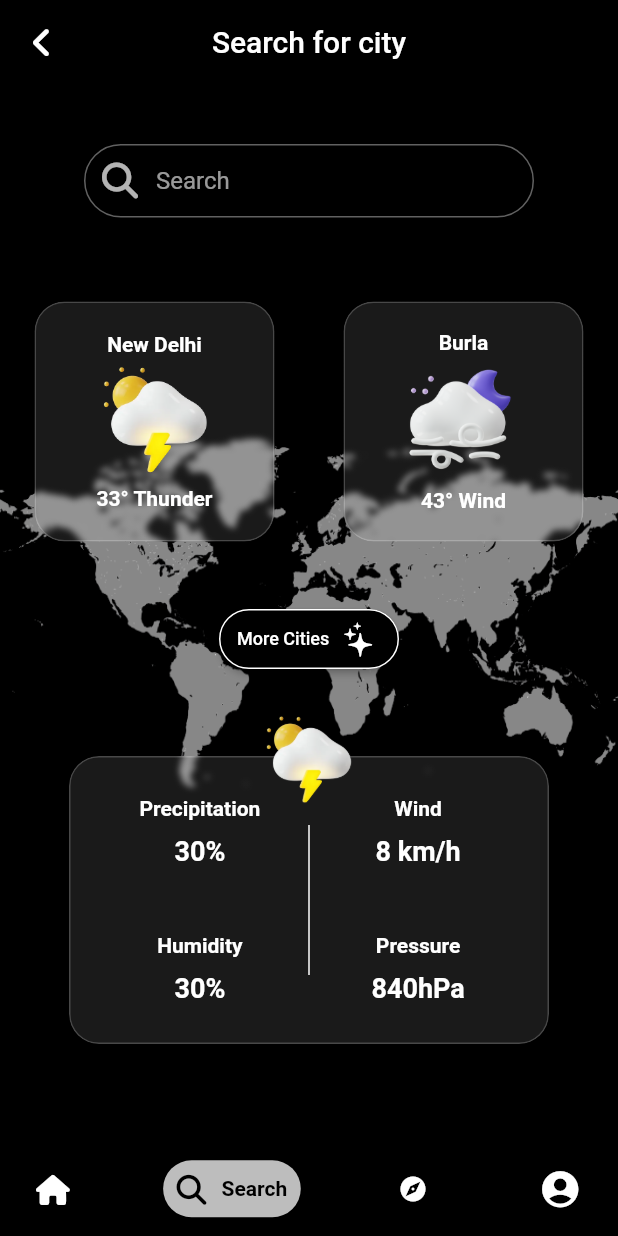
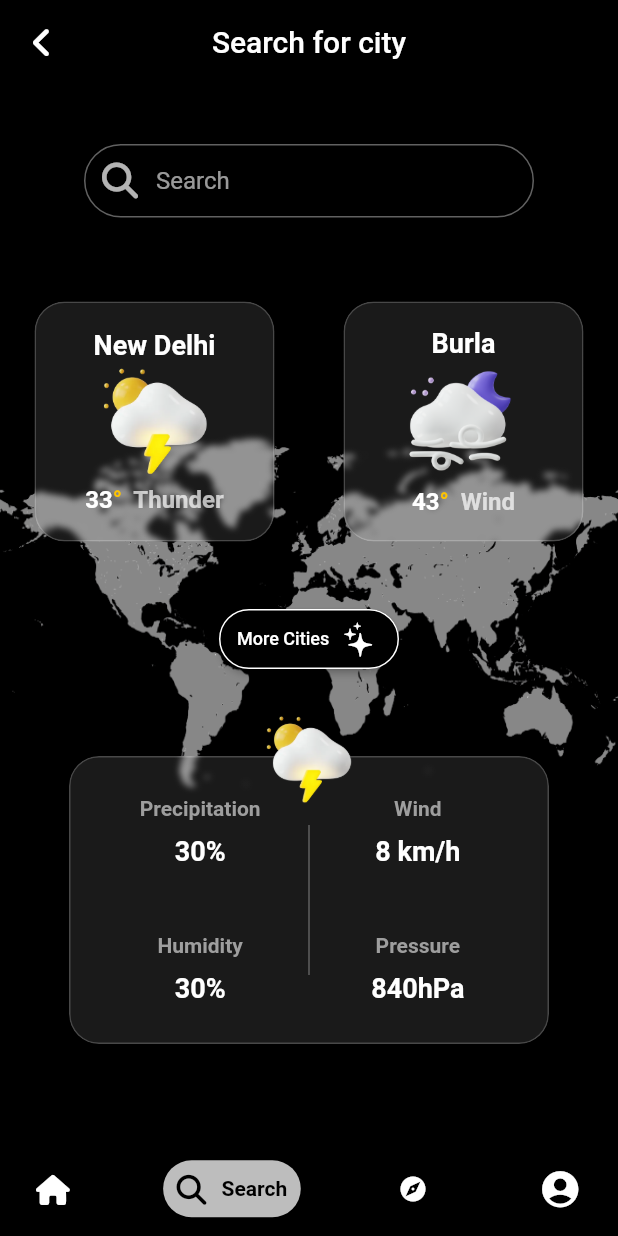
Before and after one commit to EnigmaTasks/WeatherApp, a Flutter app: the screen it shows after launch, item 2 of the bottom bar chosen, on a phone screen of 412 x 824 dp. Run offline on Flutter 3.47's test engine with Material 2 defaults, Android fonts, the phone set to English and light mode, and no system bars; drawn by our look-alikes of google_nav_bar; our stand-ins replace font_awesome_flutter, geocoding, google_fonts, location; missing offline and left inert: dark_light_button.

Commit message:
font color, size changed

```diff
--- a/lib/Ankush/HomePage.dart
+++ b/lib/Ankush/HomePage.dart
@@ -45,11 +45,20 @@ class _HomePageState extends State<HomePage> {
         const SizedBox(
           height: 15,
         ),
-        Text(
-          '  13\u00B0',
-          style:
-              GoogleFonts.aBeeZee(fontSize: 100, fontWeight: FontWeight.bold),
-        ),
+        Row(mainAxisAlignment: MainAxisAlignment.center, children: [
+          Text(
+            '  13',
+            style:
+                GoogleFonts.aBeeZee(fontSize: 100, fontWeight: FontWeight.bold),
+          ),
+          Text(
+            '\u00B0',
+            style: GoogleFonts.aBeeZee(
+                fontSize: 90,
+                fontWeight: FontWeight.bold,
+                color: Colors.amberAccent[400]),
+          ),
+        ]),
         const SizedBox(
           height: 60,
         ),
--- a/lib/Debasish/SearchPage.dart
+++ b/lib/Debasish/SearchPage.dart
@@ -69,7 +69,7 @@ class SearchPage extends StatelessWidget {
                           Text(
                             'New Delhi',
                             style: GoogleFonts.aBeeZee(
-                                fontSize: 14, fontWeight: FontWeight.bold),
+                                fontSize: 18, fontWeight: FontWeight.bold),
                           ),
                         ],
                       ),
@@ -86,9 +86,23 @@ class SearchPage extends StatelessWidget {
                         mainAxisAlignment: MainAxisAlignment.center,
                         children: [
                           Text(
-                            '33\u00B0 Thunder',
+                            '33',
                             style: GoogleFonts.aBeeZee(
-                                fontSize: 14, fontWeight: FontWeight.bold),
+                                fontSize: 16, fontWeight: FontWeight.bold),
+                          ),
+                          Text(
+                            '\u00B0',
+                            style: GoogleFonts.aBeeZee(
+                                fontSize: 16,
+                                fontWeight: FontWeight.bold,
+                                color: Colors.amberAccent[400]),
+                          ),
+                          Text(
+                            '  Thunder',
+                            style: GoogleFonts.aBeeZee(
+                                fontSize: 16,
+                                fontWeight: FontWeight.bold,
+                                color: Colors.white70),
                           ),
                         ],
                       ),
@@ -108,7 +122,7 @@ class SearchPage extends StatelessWidget {
                           Text(
                             'Burla',
                             style: GoogleFonts.aBeeZee(
-                                fontSize: 14, fontWeight: FontWeight.bold),
+                                fontSize: 18, fontWeight: FontWeight.bold),
                           ),
                         ],
                       ),
@@ -125,9 +139,26 @@ class SearchPage extends StatelessWidget {
                         mainAxisAlignment: MainAxisAlignment.center,
                         children: [
                           Text(
-                            '43\u00B0 Wind',
+                            '43',
                             style: GoogleFonts.aBeeZee(
-                                fontSize: 14, fontWeight: FontWeight.bold),
+                              fontSize: 16,
+                              fontWeight: FontWeight.bold,
+                            ),
+                          ),
+                          Text(
+                            '\u00B0',
+                            style: GoogleFonts.aBeeZee(
+                              fontSize: 16,
+                              fontWeight: FontWeight.bold,
+                              color: Colors.amberAccent[400],
+                            ),
+                          ),
+                          Text(
+                            '  Wind',
+                            style: GoogleFonts.aBeeZee(
+                                fontSize: 16,
+                                fontWeight: FontWeight.bold,
+                                color: Colors.white70),
                           ),
                         ],
                       ),
@@ -196,7 +227,8 @@ class SearchPage extends StatelessWidget {
                                           'Precipitation',
                                           style: GoogleFonts.aBeeZee(
                                               fontSize: 14,
-                                              fontWeight: FontWeight.bold),
+                                              fontWeight: FontWeight.bold,
+                                              color: Colors.grey),
                                         ),
                                       ],
                                     ),
@@ -231,7 +263,8 @@ class SearchPage extends StatelessWidget {
                                           'Humidity',
                                           style: GoogleFonts.aBeeZee(
                                               fontSize: 14,
-                                              fontWeight: FontWeight.bold),
+                                              fontWeight: FontWeight.bold,
+                                              color: Colors.grey),
                                         ),
                                       ],
                                     ),
@@ -258,7 +291,7 @@ class SearchPage extends StatelessWidget {
                           Container(
                             height: 100,
                             color: Colors.white,
-                            width: 1,
+                            width: 0.3,
                           ),
                           Container(
                             width: 130,
@@ -278,7 +311,8 @@ class SearchPage extends StatelessWidget {
                                           'Wind',
                                           style: GoogleFonts.aBeeZee(
                                               fontSize: 14,
-                                              fontWeight: FontWeight.bold),
+                                              fontWeight: FontWeight.bold,
+                                              color: Colors.grey),
                                         ),
                                       ],
                                     ),
@@ -313,7 +347,8 @@ class SearchPage extends StatelessWidget {
                                           'Pressure',
                                           style: GoogleFonts.aBeeZee(
                                               fontSize: 14,
-                                              fontWeight: FontWeight.bold),
+                                              fontWeight: FontWeight.bold,
+                                              color: Colors.grey),
                                         ),
                                       ],
                                     ),
```
